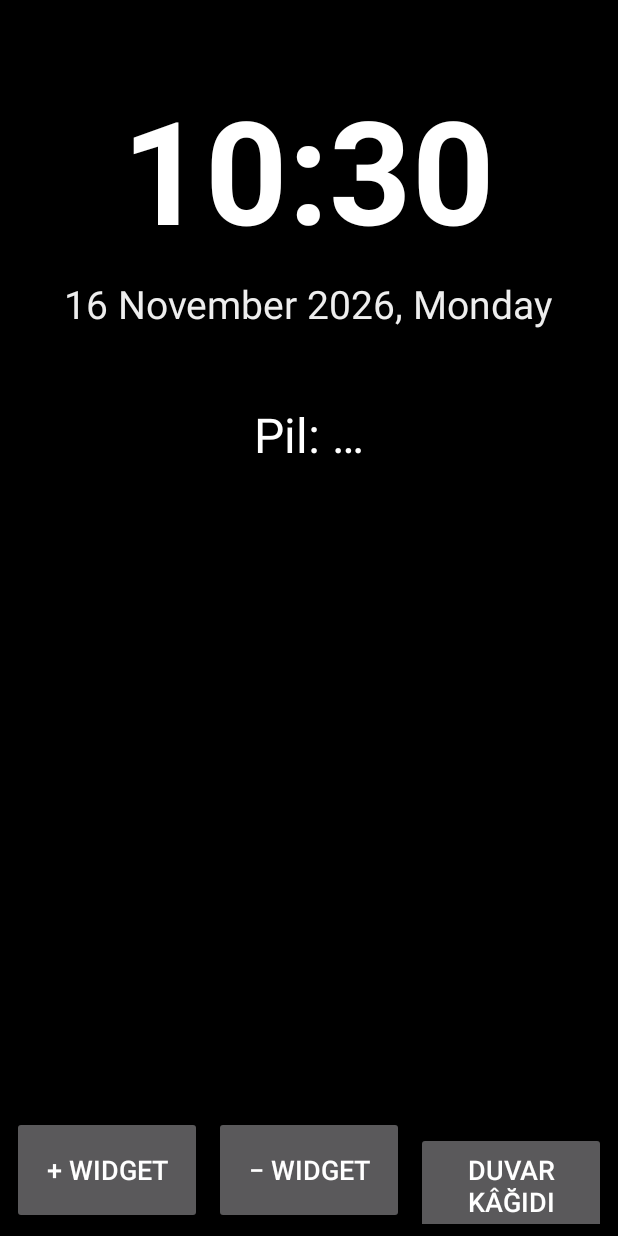
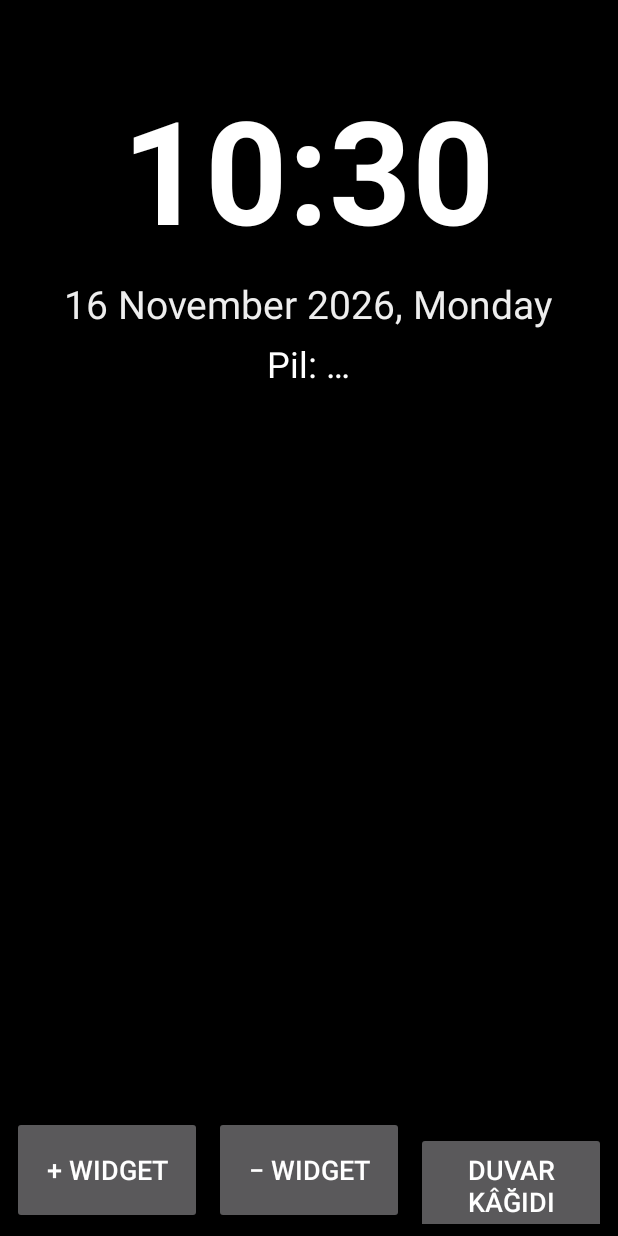
Before and after one commit to antepbolge-web/idebox-vitrin, an Android app: the screen it shows after launch (MainActivity), on a phone screen of 412 x 824 dp. Run offline under Robolectric (Android 15) with nearby library versions, the phone set to English and light mode, and no system bars.

Commit message:
Kilit ekranı: pil tarihin altına, tüm widget sağlayıcılarını listele
Co-Authored-By: Claude Opus 5.5 <noreply@anthropic.com>
Claude-Session: https://claude.ai/code/session_01AxSkhKZScVXLRJp93D4pLM

```diff
--- a/kilit-ekrani/app/build.gradle.kts
+++ b/kilit-ekrani/app/build.gradle.kts
@@ -11,8 +11,8 @@ android {
         applicationId = "tr.kilitekrani"
         minSdk = 26
         targetSdk = 34
-        versionCode = 3
-        versionName = "0.3"
+        versionCode = 4
+        versionName = "0.4"
     }
 
     compileOptions {
--- a/kilit-ekrani/app/src/main/AndroidManifest.xml
+++ b/kilit-ekrani/app/src/main/AndroidManifest.xml
@@ -2,6 +2,9 @@
 <manifest xmlns:android="http://schemas.android.com/apk/res/android">
 
     <!-- Android 11 ve sonrası: widget sunan tüm uygulamaları görebilmek için -->
+    <!-- Bazı uygulamaların (ör. Gluroo) widget'ları ancak bu izinle listelenebilir -->
+    <uses-permission android:name="android.permission.QUERY_ALL_PACKAGES" />
+
     <queries>
         <intent>
             <action android:name="android.appwidget.action.APPWIDGET_UPDATE" />
--- a/kilit-ekrani/app/src/main/res/layout/activity_main.xml
+++ b/kilit-ekrani/app/src/main/res/layout/activity_main.xml
@@ -64,6 +64,17 @@
                     android:textColor="#EEEEEE"
                     android:textSize="26sp" />
 
+                <TextView
+                    android:id="@+id/pil"
+                    android:layout_width="wrap_content"
+                    android:layout_height="wrap_content"
+                    android:layout_marginTop="6dp"
+                    android:shadowColor="#CC000000"
+                    android:shadowRadius="6"
+                    android:text="Pil: …"
+                    android:textColor="#FFFFFF"
+                    android:textSize="24sp" />
+
                 <!-- Seçilen widget'lar buraya eklenir -->
                 <LinearLayout
                     android:id="@+id/widgetAlani"
@@ -71,17 +82,6 @@
                     android:layout_height="wrap_content"
                     android:layout_marginTop="24dp"
                     android:orientation="vertical" />
-
-                <TextView
-                    android:id="@+id/pil"
-                    android:layout_width="wrap_content"
-                    android:layout_height="wrap_content"
-                    android:layout_marginTop="24dp"
-                    android:shadowColor="#CC000000"
-                    android:shadowRadius="6"
-                    android:text="Pil: …"
-                    android:textColor="#FFFFFF"
-                    android:textSize="32sp" />
             </LinearLayout>
         </ScrollView>
 
```
